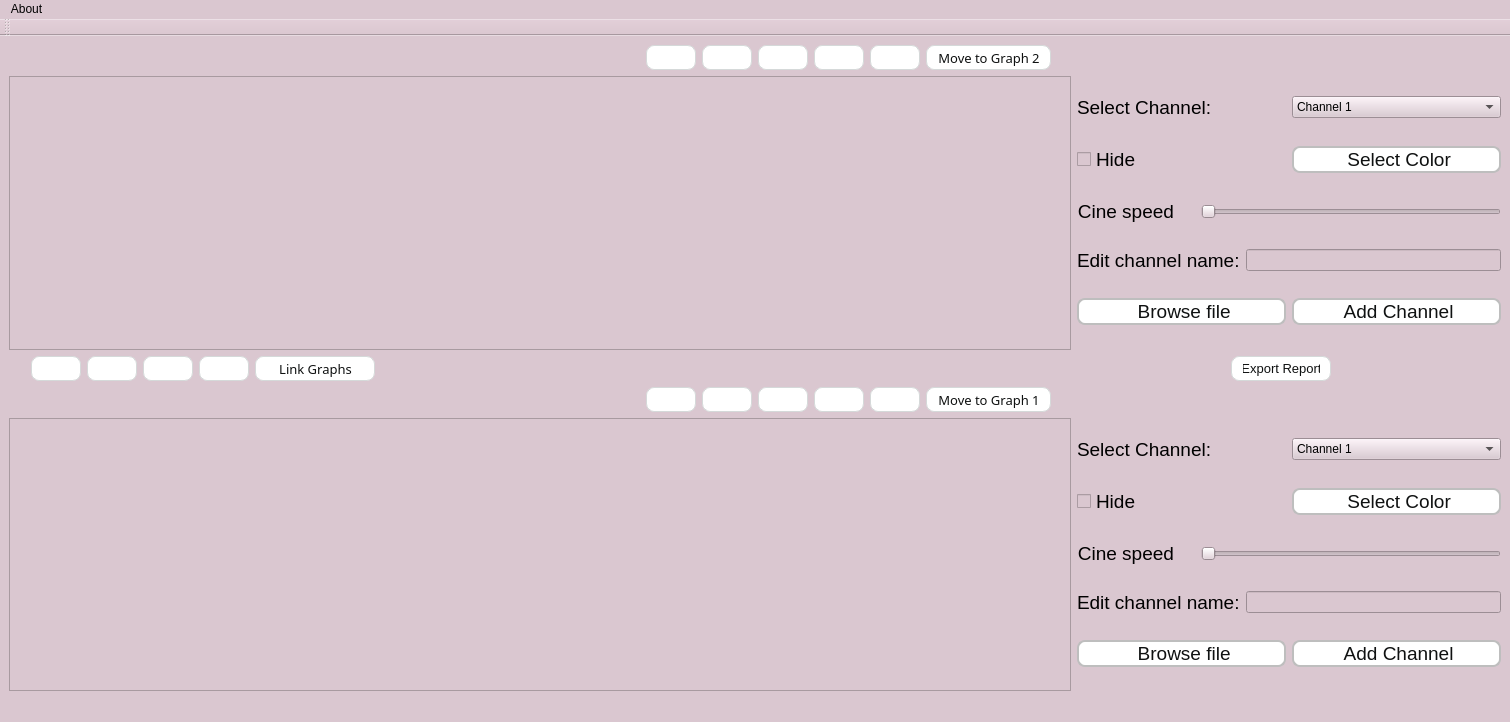
The window that layout.ui (Youssef-Ashraf71/multi-channel-signal-viewer) describes before a commit, drawn with Qt 5.
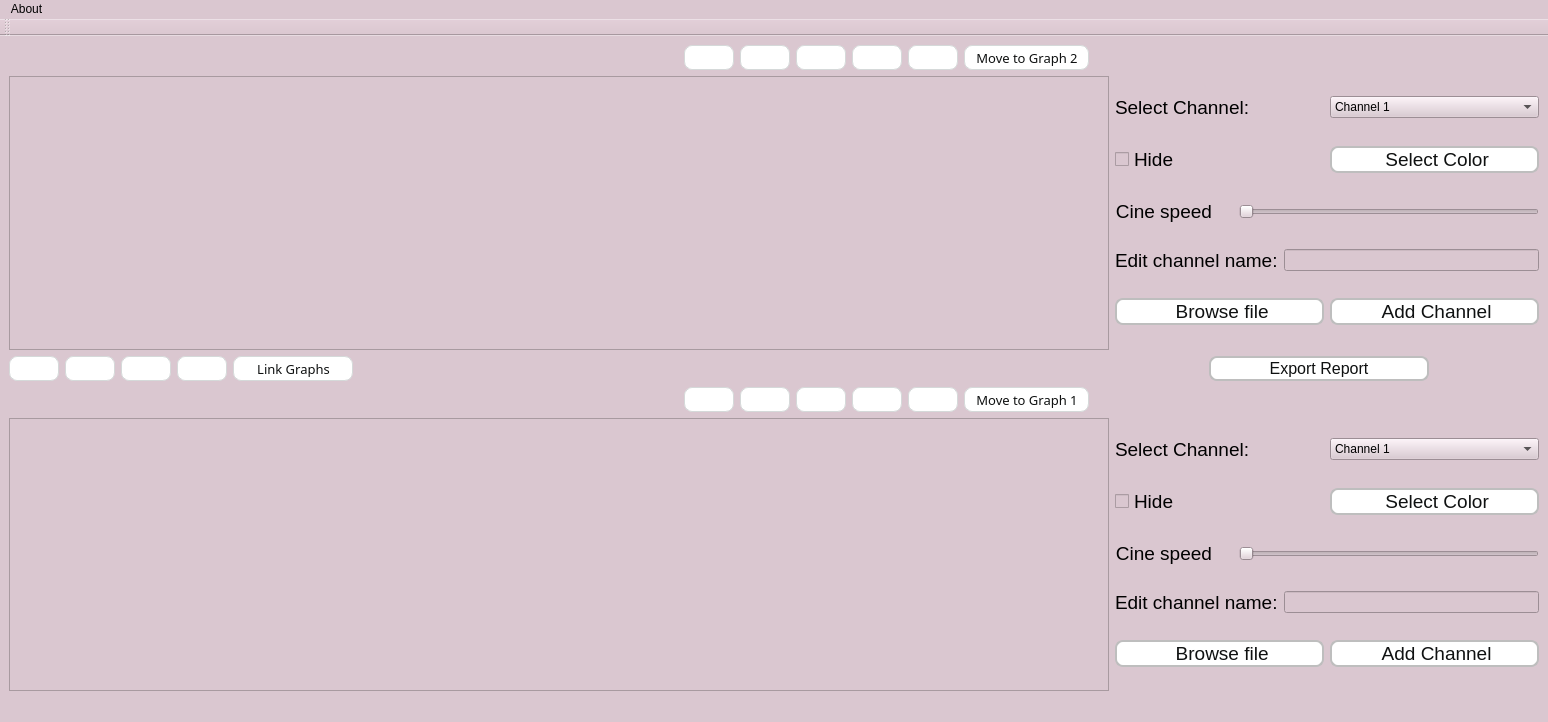
The same window after the commit. Icons and pictures are not drawn. Custom widgets are drawn as their Qt base class.

Commit message: modified export button , window geometry

Diff of the .ui file:
```diff
--- a/layout.ui
+++ b/layout.ui
@@ -812,7 +812,7 @@
         </property>
         <property name="minimumSize">
          <size>
-          <width>100</width>
+          <width>220</width>
           <height>0</height>
          </size>
         </property>
@@ -822,17 +822,26 @@
           <height>30</height>
          </size>
         </property>
+        <property name="font">
+         <font>
+          <family>MS Shell Dlg 2</family>
+          <pointsize>12</pointsize>
+          <underline>false</underline>
+          <strikeout>false</strikeout>
+         </font>
+        </property>
         <property name="styleSheet">
          <string notr="true">background-color: #fff;
-  border: 1px solid #d5d9d9;
+  border: 2px solid rgb(190, 190, 190);
+
   border-radius: 8px;
 
   color: #0f1111;
-  font-family: &quot;Amazon Ember&quot;,sans-serif;
+  
 
-  font-size: 13px;
+
   line-height: 29px;
-  padding: 0 10px 0 11px;
+
   position: relative;
   text-align: center;
   text-decoration: none;
@@ -841,6 +850,16 @@
         <property name="text">
          <string>Export Report</string>
         </property>
+        <property name="icon">
+         <iconset>
+          <normaloff>Images/export-pdf.png</normaloff>Images/export-pdf.png</iconset>
+        </property>
+        <property name="iconSize">
+         <size>
+          <width>25</width>
+          <height>30</height>
+         </size>
+        </property>
        </widget>
       </item>
       <item>
@@ -853,7 +872,7 @@
         </property>
         <property name="sizeHint" stdset="0">
          <size>
-          <width>170</width>
+          <width>110</width>
           <height>20</height>
          </size>
         </property>
```
The commit also changes 1 other file.
